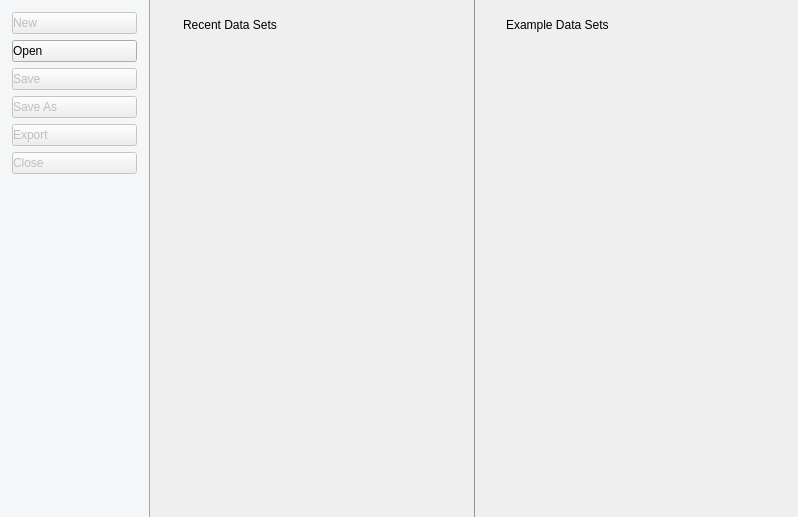
Before: the Qt Designer form JASP-Desktop/backstageform.ui in jasp-stats/jasp-desktop, drawn with Qt 5.
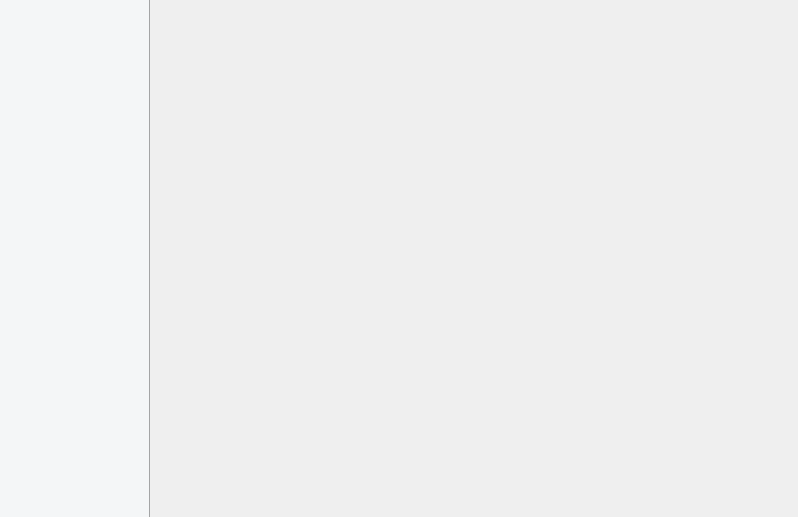
After: the same form once the commit is applied. Icons and pictures are not drawn. Custom widgets are drawn as their Qt base class.

Patch:
```diff
--- a/JASP-Desktop/backstageform.ui
+++ b/JASP-Desktop/backstageform.ui
@@ -16,9 +16,6 @@
     <verstretch>1</verstretch>
    </sizepolicy>
   </property>
-  <property name="styleSheet">
-   <string notr="true"/>
-  </property>
   <layout class="QHBoxLayout" name="horizontalLayout">
    <property name="spacing">
     <number>0</number>
@@ -36,7 +33,7 @@
     <number>0</number>
    </property>
    <item>
-    <widget class="QFrame" name="leftPanel">
+    <widget class="QWidget" name="leftPanel" native="true">
      <property name="sizePolicy">
       <sizepolicy hsizetype="Preferred" vsizetype="Expanding">
        <horstretch>0</horstretch>
@@ -50,185 +47,17 @@
       </size>
      </property>
      <property name="styleSheet">
-      <string notr="true">QFrame {
-	margin: 0;
+      <string notr="true">QWidget {
 	background-color: #f4f6f7;
 }
 
-QPushButton {
-	text-align: left ;
-}
-
 QWidget#leftPanel {
 	border-right: 1px solid #A3A4A5 ;
 }</string>
      </property>
-     <layout class="QVBoxLayout" name="verticalLayout_3">
-      <property name="leftMargin">
-       <number>12</number>
-      </property>
-      <property name="topMargin">
-       <number>12</number>
-      </property>
-      <property name="rightMargin">
-       <number>12</number>
-      </property>
-      <property name="bottomMargin">
-       <number>12</number>
-      </property>
-      <item>
-       <widget class="StealthButton" name="buttonNew">
-        <property name="enabled">
-         <bool>false</bool>
-        </property>
-        <property name="text">
-         <string>New</string>
-        </property>
-        <property name="icon">
-         <iconset resource="resources/icons.qrc">
-          <normaloff>:/icons/document-new.png</normaloff>:/icons/document-new.png</iconset>
-        </property>
-       </widget>
-      </item>
-      <item>
-       <widget class="StealthButton" name="buttonOpen">
-        <property name="sizePolicy">
-         <sizepolicy hsizetype="Minimum" vsizetype="Fixed">
-          <horstretch>0</horstretch>
-          <verstretch>0</verstretch>
-         </sizepolicy>
-        </property>
-        <property name="text">
-         <string>Open</string>
-        </property>
-        <property name="icon">
-         <iconset resource="resources/icons.qrc">
-          <normaloff>:/icons/document-open.png</normaloff>:/icons/document-open.png</iconset>
-        </property>
-        <property name="iconSize">
-         <size>
-          <width>16</width>
-          <height>16</height>
-         </size>
-        </property>
-       </widget>
-      </item>
-      <item>
-       <widget class="StealthButton" name="buttonSave">
-        <property name="enabled">
-         <bool>false</bool>
-        </property>
-        <property name="sizePolicy">
-         <sizepolicy hsizetype="Minimum" vsizetype="Fixed">
-          <horstretch>0</horstretch>
-          <verstretch>0</verstretch>
-         </sizepolicy>
-        </property>
-        <property name="text">
-         <string>Save</string>
-        </property>
-        <property name="icon">
-         <iconset resource="resources/icons.qrc">
-          <normaloff>:/icons/document-save.png</normaloff>:/icons/document-save.png</iconset>
-        </property>
-        <property name="iconSize">
-         <size>
-          <width>16</width>
-          <height>16</height>
-         </size>
-        </property>
-       </widget>
-      </item>
-      <item>
-       <widget class="StealthButton" name="buttonSaveAs">
-        <property name="enabled">
-         <bool>false</bool>
-        </property>
-        <property name="sizePolicy">
-         <sizepolicy hsizetype="Minimum" vsizetype="Fixed">
-          <horstretch>0</horstretch>
-          <verstretch>0</verstretch>
-         </sizepolicy>
-        </property>
-        <property name="text">
-         <string>Save As</string>
-        </property>
-        <property name="icon">
-         <iconset resource="resources/icons.qrc">
-          <normaloff>:/icons/document-save-as.png</normaloff>:/icons/document-save-as.png</iconset>
-        </property>
-        <property name="iconSize">
-         <size>
-          <width>16</width>
-          <height>16</height>
-         </size>
-        </property>
-       </widget>
-      </item>
-      <item>
-       <widget class="StealthButton" name="buttonExport">
-        <property name="enabled">
-         <bool>false</bool>
-        </property>
-        <property name="sizePolicy">
-         <sizepolicy hsizetype="Minimum" vsizetype="Fixed">
-          <horstretch>0</horstretch>
-          <verstretch>0</verstretch>
-         </sizepolicy>
-        </property>
-        <property name="text">
-         <string>Export</string>
-        </property>
-        <property name="icon">
-         <iconset theme="help-about">
-          <normaloff>../../JASP/qtui</normaloff>../../JASP/qtui</iconset>
-        </property>
-        <property name="iconSize">
-         <size>
-          <width>0</width>
-          <height>0</height>
-         </size>
-        </property>
-       </widget>
-      </item>
-      <item>
-       <widget class="StealthButton" name="buttonClose">
-        <property name="enabled">
-         <bool>false</bool>
-        </property>
-        <property name="sizePolicy">
-         <sizepolicy hsizetype="Minimum" vsizetype="Fixed">
-          <horstretch>0</horstretch>
-          <verstretch>0</verstretch>
-         </sizepolicy>
-        </property>
-        <property name="text">
-         <string>Close</string>
-        </property>
-        <property name="icon">
-         <iconset resource="resources/icons.qrc">
-          <normaloff>:/icons/dialog-close.png</normaloff>:/icons/dialog-close.png</iconset>
-        </property>
-        <property name="iconSize">
-         <size>
-          <width>16</width>
-          <height>16</height>
-         </size>
-        </property>
-       </widget>
-      </item>
-      <item>
-       <spacer name="verticalSpacer">
-        <property name="orientation">
-         <enum>Qt::Vertical</enum>
-        </property>
-        <property name="sizeHint" stdset="0">
-         <size>
-          <width>20</width>
-          <height>40</height>
-         </size>
-        </property>
-       </spacer>
+     <layout class="QGridLayout" name="gridLayout_4">
+      <item row="0" column="0">
+       <widget class="VerticalTabBar" name="fileMenu" native="true"/>
       </item>
      </layout>
     </widget>
@@ -249,128 +78,69 @@
        <number>0</number>
       </property>
       <item row="0" column="0">
-       <widget class="QWidget" name="widget" native="true">
-        <property name="sizePolicy">
-         <sizepolicy hsizetype="Preferred" vsizetype="Preferred">
-          <horstretch>1</horstretch>
-          <verstretch>0</verstretch>
-         </sizepolicy>
+       <widget class="QWidget" name="widget_4" native="true">
+        <property name="minimumSize">
+         <size>
+          <width>0</width>
+          <height>200</height>
+         </size>
         </property>
         <layout class="QGridLayout" name="gridLayout">
          <property name="leftMargin">
-          <number>24</number>
+          <number>0</number>
+         </property>
+         <property name="topMargin">
+          <number>0</number>
          </property>
          <property name="rightMargin">
-          <number>24</number>
+          <number>0</number>
          </property>
-         <property name="verticalSpacing">
+         <property name="bottomMargin">
           <number>0</number>
          </property>
-         <item row="1" column="0">
-          <widget class="DataSetsSelectWidget" name="recentDataSets" native="true"/>
-         </item>
          <item row="0" column="0">
-          <widget class="QWidget" name="widget_3" native="true">
-           <layout class="QGridLayout" name="gridLayout_4">
-            <property name="leftMargin">
-             <number>0</number>
-            </property>
-            <property name="bottomMargin">
-             <number>3</number>
-            </property>
-            <item row="0" column="0">
-             <widget class="QLabel" name="recentDataSetsHeading">
-              <property name="text">
-               <string>Recent Data Sets</string>
-              </property>
-             </widget>
-            </item>
-           </layout>
+          <widget class="QStackedWidget" name="stackedWidget">
+           <widget class="QWidget" name="openWidget">
+            <layout class="QGridLayout" name="gridLayout_2">
+             <property name="leftMargin">
+              <number>0</number>
+             </property>
+             <item row="0" column="0">
+              <widget class="VerticalTabBar" name="openMenu" native="true">
+               <property name="minimumSize">
+                <size>
+                 <width>200</width>
+                 <height>0</height>
+                </size>
+               </property>
+              </widget>
+             </item>
+             <item row="0" column="1">
+              <widget class="QWidget" name="widget" native="true">
+               <property name="sizePolicy">
+                <sizepolicy hsizetype="Preferred" vsizetype="Preferred">
+                 <horstretch>1</horstretch>
+                 <verstretch>0</verstretch>
+                </sizepolicy>
+               </property>
+              </widget>
+             </item>
+            </layout>
+           </widget>
+           <widget class="QWidget" name="page_4"/>
           </widget>
          </item>
-         <item row="2" column="0">
-          <spacer name="verticalSpacer_2">
-           <property name="orientation">
-            <enum>Qt::Vertical</enum>
-           </property>
-           <property name="sizeHint" stdset="0">
-            <size>
-             <width>20</width>
-             <height>369</height>
-            </size>
-           </property>
-          </spacer>
-         </item>
         </layout>
        </widget>
       </item>
       <item row="0" column="1">
-       <widget class="Line" name="line">
-        <property name="styleSheet">
-         <string notr="true">QWidget {	color : #929292 ; }</string>
-        </property>
-        <property name="frameShadow">
-         <enum>QFrame::Plain</enum>
-        </property>
-        <property name="orientation">
-         <enum>Qt::Vertical</enum>
-        </property>
-       </widget>
-      </item>
-      <item row="0" column="2">
        <widget class="QWidget" name="widget_2" native="true">
-        <property name="sizePolicy">
-         <sizepolicy hsizetype="Preferred" vsizetype="Preferred">
-          <horstretch>1</horstretch>
-          <verstretch>0</verstretch>
-         </sizepolicy>
+        <property name="minimumSize">
+         <size>
+          <width>60</width>
+          <height>0</height>
+         </size>
         </property>
-        <layout class="QGridLayout" name="gridLayout_2">
-         <property name="leftMargin">
-          <number>24</number>
-         </property>
-         <property name="rightMargin">
-          <number>24</number>
-         </property>
-         <property name="verticalSpacing">
-          <number>0</number>
-         </property>
-         <item row="0" column="0">
-          <widget class="QWidget" name="exampleDataSetsPadding" native="true">
-           <layout class="QGridLayout" name="gridLayout_5">
-            <property name="leftMargin">
-             <number>0</number>
-            </property>
-            <property name="bottomMargin">
-             <number>3</number>
-            </property>
-            <item row="0" column="0">
-             <widget class="QLabel" name="exampleDataSetsHeading">
-              <property name="text">
-               <string>Example Data Sets</string>
-              </property>
-             </widget>
-            </item>
-           </layout>
-          </widget>
-         </item>
-         <item row="1" column="0">
-          <widget class="DataSetsSelectWidget" name="exampleDataSets" native="true"/>
-         </item>
-         <item row="2" column="0">
-          <spacer name="exampleDataSetsSpacer">
-           <property name="orientation">
-            <enum>Qt::Vertical</enum>
-           </property>
-           <property name="sizeHint" stdset="0">
-            <size>
-             <width>20</width>
-             <height>198</height>
-            </size>
-           </property>
-          </spacer>
-         </item>
-        </layout>
        </widget>
       </item>
      </layout>
@@ -380,12 +150,7 @@
  </widget>
  <customwidgets>
   <customwidget>
-   <class>StealthButton</class>
-   <extends>QPushButton</extends>
-   <header>widgets/stealthbutton.h</header>
-  </customwidget>
-  <customwidget>
-   <class>DataSetsSelectWidget</class>
+   <class>VerticalTabBar</class>
    <extends>QWidget</extends>
    <header>widgets/datasetsselectwidget.h</header>
    <container>1</container>
```
Left out of the diff: 6 changed lines with no effect on the pictures.
